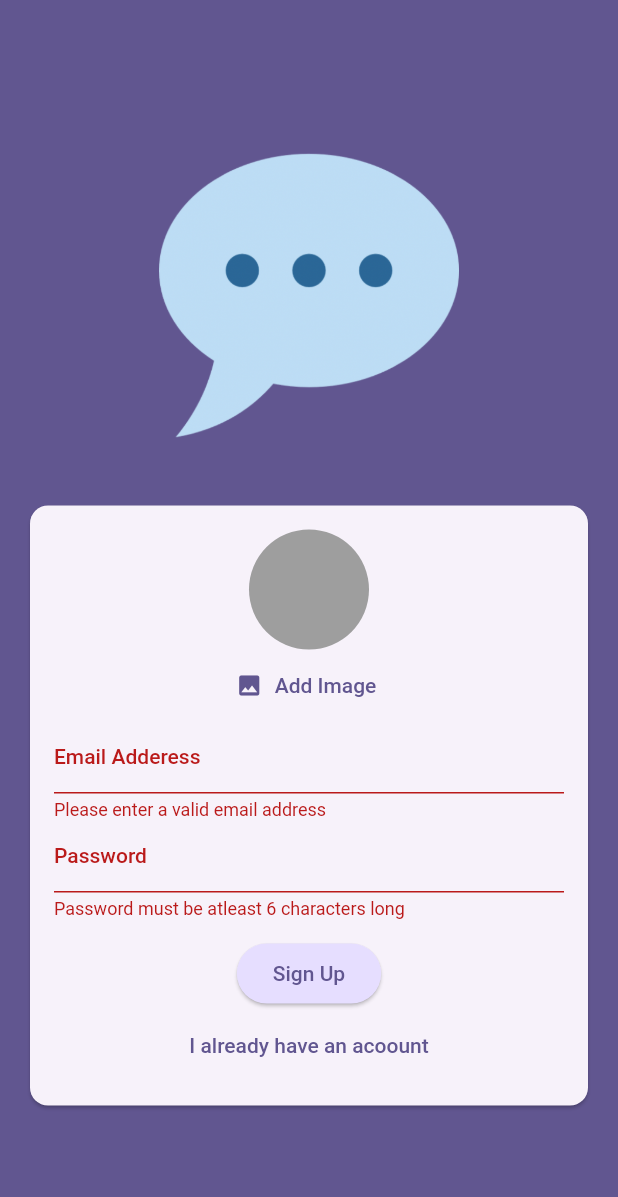
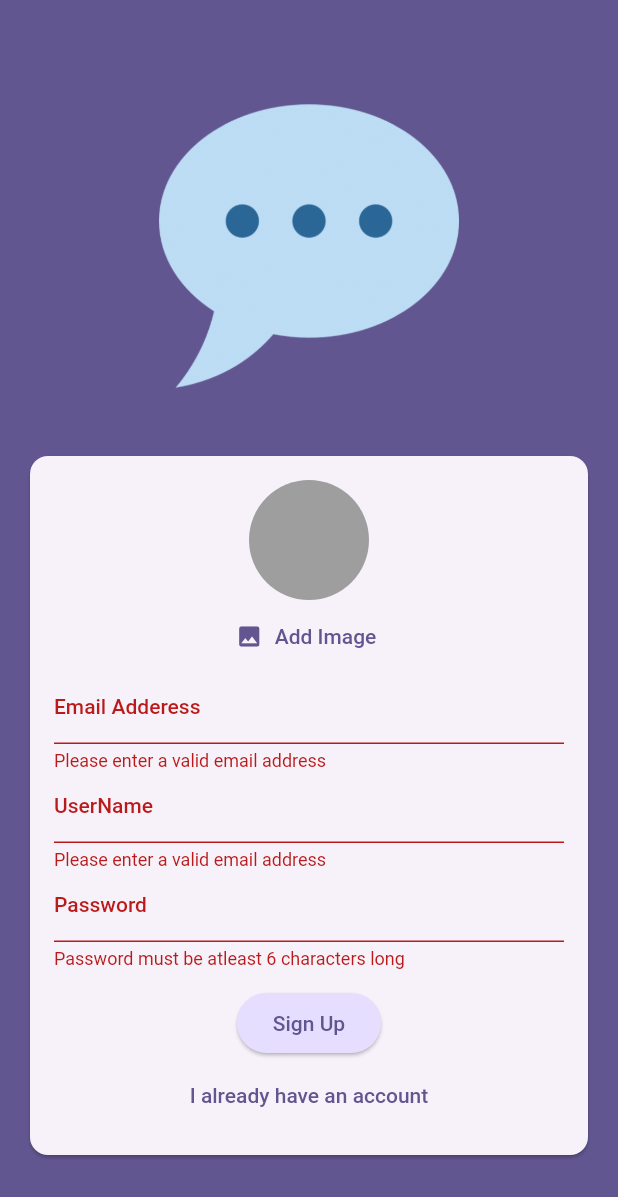
Before and after one commit to patilrajvardhan27/CHAT-APP, a Flutter app: the screen it shows after launch, after a tap on "Login", after a tap on "Create an Account", after a tap on "Sign Up", on a phone screen of 412 x 824 dp. Shown: the top 1197 px of the screen. Run offline on Flutter 3.47's test engine with Material 2 defaults, Android fonts, the phone set to English and light mode, and no system bars; our stand-ins replace cloud_firestore, firebase_auth, firebase_core, firebase_storage, image_picker; accounts and stored records are empty.

```diff
--- a/lib/screens/auth.dart
+++ b/lib/screens/auth.dart
@@ -1,4 +1,5 @@
 import 'package:chatapp/widgets/user_image_picker.dart';
+import 'package:cloud_firestore/cloud_firestore.dart';
 import 'package:firebase_storage/firebase_storage.dart';
 import 'package:flutter/material.dart';
 import 'package:firebase_auth/firebase_auth.dart';
@@ -20,6 +21,8 @@ class _AuthScreenState extends State<AuthScreen> {
   var _isLogin = true;
   var enteredEmail = '';
   var enterPassw = '';
+  var enteredUsername = '';
+  var _isAuthenticating = false;
   File? _selectedImage;
 
   Future<void> _Submit() async {
@@ -31,6 +34,9 @@ class _AuthScreenState extends State<AuthScreen> {
 
     _formKey.currentState!.save();
     try {
+      setState(() {
+        _isAuthenticating = true;
+      });
       if (_isLogin) {
         final userCredentials = await _firebase.signInWithEmailAndPassword(
             email: enteredEmail, password: enterPassw);
@@ -43,9 +49,17 @@ class _AuthScreenState extends State<AuthScreen> {
             .child('user_images')
             .child('${userCredentials.user!.uid}.jpg');
 
-        storageRef.putFile(_selectedImage!);
+        await storageRef.putFile(_selectedImage!);
         final imageUrl = await storageRef.getDownloadURL();
-        print(imageUrl);
+
+        await FirebaseFirestore.instance
+            .collection('users')
+            .doc(userCredentials.user!.uid)
+            .set({
+          'username': enteredUsername,
+          'email': enteredEmail,
+          'image_url': imageUrl,
+        });
       }
     } on FirebaseAuthException catch (error) {
       if (error.code == 'email-already-in-use') {
@@ -57,6 +71,9 @@ class _AuthScreenState extends State<AuthScreen> {
           content: Text(error.message ?? 'Authentication failed.'),
         ),
       );
+      setState(() {
+        _isAuthenticating = false;
+      });
     }
   }
 
@@ -109,6 +126,22 @@ class _AuthScreenState extends State<AuthScreen> {
                           enteredEmail = value!;
                         },
                       ),
+                      if (!_isLogin)
+                        TextFormField(
+                          decoration: InputDecoration(labelText: 'UserName'),
+                          enableSuggestions: false,
+                          validator: (value) {
+                            if (value == null ||
+                                value.isEmpty ||
+                                value.trim().length < 4) {
+                              return 'Please enter a valid email address';
+                            }
+                            return null;
+                          },
+                          onSaved: (value) {
+                            enteredUsername = value!;
+                          },
+                        ),
                       TextFormField(
                         decoration: InputDecoration(labelText: 'Password'),
                         obscureText: true,
@@ -125,6 +158,8 @@ class _AuthScreenState extends State<AuthScreen> {
                       const SizedBox(
                         height: 12,
                       ),
+                      if (_isAuthenticating) const CircularProgressIndicator(),
+                      if (!_isAuthenticating)
                         ElevatedButton(
                           onPressed: _Submit,
                           style: ElevatedButton.styleFrom(
@@ -133,6 +168,7 @@ class _AuthScreenState extends State<AuthScreen> {
                           ),
                           child: Text(_isLogin ? 'Login' : 'Sign Up'),
                         ),
+                      if (!_isAuthenticating)
                         TextButton(
                           onPressed: () {
                             setState(() {
@@ -141,7 +177,7 @@ class _AuthScreenState extends State<AuthScreen> {
                           },
                           child: Text(_isLogin
                               ? 'Create an Account'
-                            : 'I already have an acoount'),
+                              : 'I already have an account'),
                         ),
                     ],
                   ),
--- a/pubspec.yaml
+++ b/pubspec.yaml
@@ -39,6 +39,7 @@ dependencies:
   firebase_auth: ^4.6.0
   firebase_storage: ^11.2.0
   image_picker: ^0.8.7+5
+  cloud_firestore: ^4.7.0
 
 dev_dependencies:
   flutter_test:
```
Also changed, not shown: lib/screens/chat.dart (+9 -2 lines), lib/widgets/chat_message.dart (added, +12 -0 lines), lib/widgets/new_message.dart (added, +72 -0 lines), pubspec.lock, 2 other files. Lines whose indentation alone changed are shown as unchanged.
